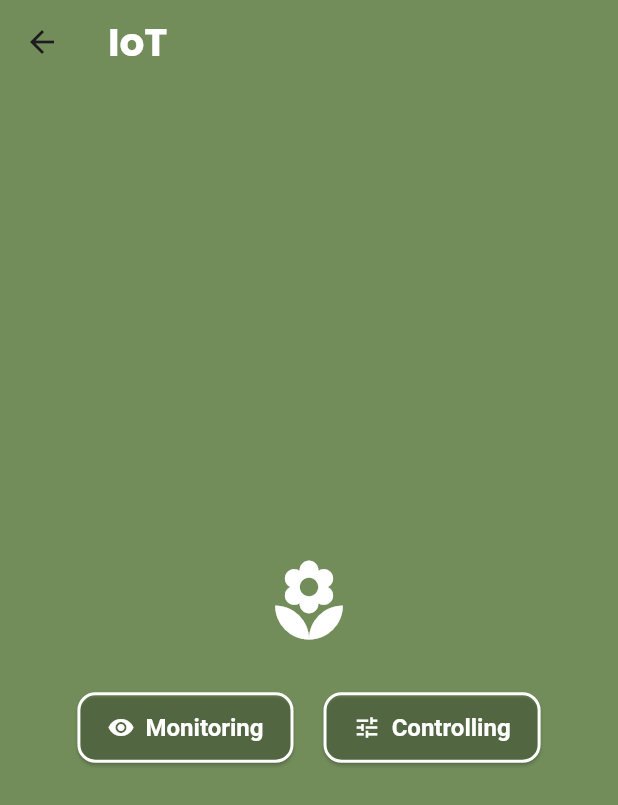
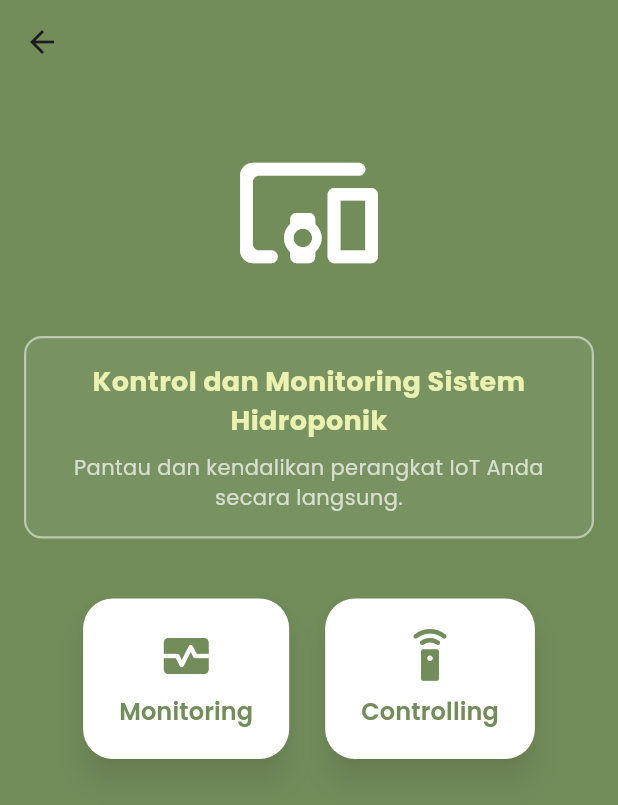
Before and after one commit to FaisalRidho12/gaulhidroponik, a Flutter app: the IotPage screen opened directly, on a phone screen of 412 x 824 dp. Shown: the top 805 px of the screen. Run offline on Flutter 3.47's test engine with Material 3 defaults, Android fonts, the light colour scheme and no system bars; our stand-ins replace animate_do, curved_navigation_bar, dropdown_button2, firebase_auth, firebase_core, firebase_database and 5 more; accounts and stored records are empty.

Commit message:
update iot page

```diff
--- a/lib/pages/iot_page.dart
+++ b/lib/pages/iot_page.dart
@@ -11,7 +11,7 @@ class IotPage extends StatelessWidget {
     return Scaffold(
       appBar: AppBar(
         title: Text(
-          'IoT',
+          '',
           style: GoogleFonts.poppins(
             color: Colors.white,
             fontWeight: FontWeight.bold,
@@ -19,69 +19,119 @@ class IotPage extends StatelessWidget {
           ),
         ),
         backgroundColor: const Color(0xFF728C5A),
+        elevation: 0,
       ),
       backgroundColor: const Color(0xFF728C5A),
-      body: Center(
+      body: Padding(
+        padding: const EdgeInsets.symmetric(horizontal: 16.0, vertical: 12),
         child: Column(
-          mainAxisAlignment: MainAxisAlignment.center,
+          // Hapus mainAxisAlignment supaya mulai dari atas
           children: [
-            // Tambahan elemen dekoratif (ikon tanaman)
-            const Icon(Icons.local_florist, color: Colors.white, size: 60),
-            const SizedBox(height: 30),
-
-            // Baris tombol (horizontal)
+            const SizedBox(height: 24), // Jarak dari atas layar
+            const Icon(
+              Icons.devices_other_rounded,
+              size: 100,
+              color: Colors.white,
+            ),
+            const SizedBox(height: 24),
+            // Box dengan border dan teks di dalamnya
+            Container(
+              padding: const EdgeInsets.all(16),
+              margin: const EdgeInsets.symmetric(vertical: 8),
+              decoration: BoxDecoration(
+                color: Colors.white.withOpacity(0.05),
+                borderRadius: BorderRadius.circular(12),
+                border: Border.all(
+                  color: Colors.white.withOpacity(0.5),
+                  width: 1.5,
+                ),
+              ),
+              child: Column(
+                children: [
+                  Text(
+                    'Kontrol dan Monitoring Sistem Hidroponik',
+                    textAlign: TextAlign.center,
+                    style: GoogleFonts.poppins(
+                      fontSize: 18,
+                      fontWeight: FontWeight.bold,
+                      color: const Color(0xFFEAF1B1),
+                    ),
+                  ),
+                  const SizedBox(height: 8),
+                  Text(
+                    'Pantau dan kendalikan perangkat IoT Anda secara langsung.',
+                    textAlign: TextAlign.center,
+                    style: GoogleFonts.poppins(
+                      fontSize: 14,
+                      color: Colors.white70,
+                    ),
+                  ),
+                ],
+              ),
+            ),
+            const SizedBox(height: 32),
+            // Tombol Monitoring dan Controlling
             Row(
               mainAxisAlignment: MainAxisAlignment.center,
               children: [
-                // Tombol Monitoring
-                ElevatedButton.icon(
+                _buildFeatureButton(
+                  context,
+                  icon: Icons.monitor_heart_rounded,
+                  label: 'Monitoring',
                   onPressed: () {
                     Navigator.push(
                       context,
                       MaterialPageRoute(builder: (context) => const IotMonitoringPage()),
                     );
                   },
-                  icon: const Icon(Icons.visibility, color: Colors.white),
-                  label: const Text('Monitoring'),
-                  style: ElevatedButton.styleFrom(
-                    foregroundColor: Colors.white,
-                    backgroundColor: Colors.transparent,
-                    side: const BorderSide(color: Colors.white, width: 2),
-                    padding: const EdgeInsets.symmetric(horizontal: 20, vertical: 14),
-                    textStyle: const TextStyle(fontSize: 16, fontWeight: FontWeight.bold),
-                    shape: RoundedRectangleBorder(
-                      borderRadius: BorderRadius.circular(12),
-                    ),
-                  ),
                 ),
-                const SizedBox(width: 20),
-
-                // Tombol Controlling
-                ElevatedButton.icon(
+                const SizedBox(width: 24),
+                _buildFeatureButton(
+                  context,
+                  icon: Icons.settings_remote_rounded,
+                  label: 'Controlling',
                   onPressed: () {
                     Navigator.push(
                       context,
                       MaterialPageRoute(builder: (context) => IotControllingPage()),
                     );
                   },
-                  icon: const Icon(Icons.tune, color: Colors.white),
-                  label: const Text('Controlling'),
-                  style: ElevatedButton.styleFrom(
-                    foregroundColor: Colors.white,
-                    backgroundColor: Colors.transparent,
-                    side: const BorderSide(color: Colors.white, width: 2),
-                    padding: const EdgeInsets.symmetric(horizontal: 20, vertical: 14),
-                    textStyle: const TextStyle(fontSize: 16, fontWeight: FontWeight.bold),
-                    shape: RoundedRectangleBorder(
-                      borderRadius: BorderRadius.circular(12),
-                    ),
-                  ),
                 ),
               ],
             ),
+            const Spacer(), // Dorong konten ke atas tapi beri space bawah
           ],
         ),
       ),
     );
   }
+
+  Widget _buildFeatureButton(BuildContext context,
+      {required IconData icon, required String label, required VoidCallback onPressed}) {
+    return ElevatedButton(
+      onPressed: onPressed,
+      style: ElevatedButton.styleFrom(
+        backgroundColor: Colors.white,
+        foregroundColor: const Color(0xFF728C5A),
+        padding: const EdgeInsets.symmetric(horizontal: 24, vertical: 20),
+        shape: RoundedRectangleBorder(borderRadius: BorderRadius.circular(20)),
+        elevation: 8,
+        shadowColor: Colors.black45,
+      ),
+      child: Column(
+        mainAxisSize: MainAxisSize.min,
+        children: [
+          Icon(icon, size: 36),
+          const SizedBox(height: 8),
+          Text(
+            label,
+            style: GoogleFonts.poppins(
+              fontSize: 16,
+              fontWeight: FontWeight.w600,
+            ),
+          ),
+        ],
+      ),
+    );
+  }
 }
```
